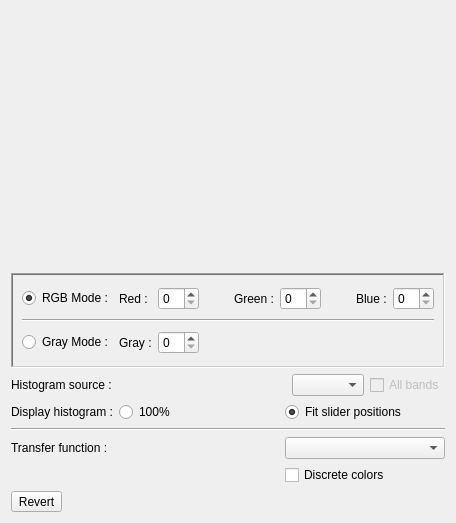
Above: Lib/Gui/HistogramRendererView.ui from vfdev-5/GeoImageViewer before the change. Below: the same form after it.
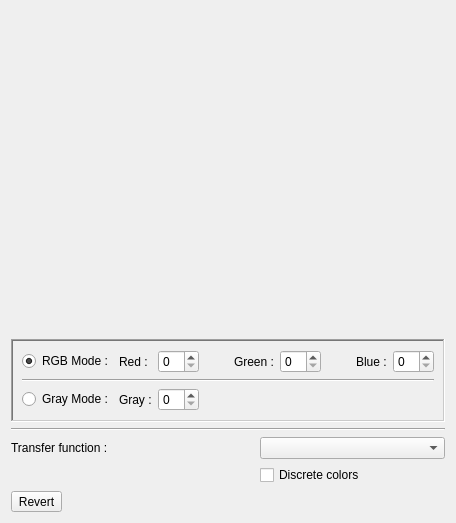
That is the form after the change. Custom widgets are drawn as their Qt base class.

Commit message: - Application window policy changed - Histogram renderer view work for gray-scale images

```diff
--- a/Lib/Gui/HistogramRendererView.ui
+++ b/Lib/Gui/HistogramRendererView.ui
@@ -10,45 +10,20 @@
     <height>523</height>
    </rect>
   </property>
+  <property name="sizePolicy">
+   <sizepolicy hsizetype="Preferred" vsizetype="Preferred">
+    <horstretch>0</horstretch>
+    <verstretch>0</verstretch>
+   </sizepolicy>
+  </property>
   <property name="windowTitle">
    <string>Image histogram</string>
   </property>
   <layout class="QGridLayout" name="gridLayout">
-   <item row="9" column="2">
-    <widget class="QComboBox" name="_transferFunction"/>
-   </item>
-   <item row="7" column="0">
-    <widget class="QLabel" name="label_3">
-     <property name="text">
-      <string>Display histogram :</string>
-     </property>
-    </widget>
-   </item>
-   <item row="8" column="0" colspan="3">
-    <widget class="Line" name="line">
-     <property name="orientation">
-      <enum>Qt::Horizontal</enum>
-     </property>
-    </widget>
-   </item>
-   <item row="7" column="1">
-    <widget class="QRadioButton" name="_isComplete">
-     <property name="text">
-      <string>100% </string>
-     </property>
-    </widget>
-   </item>
    <item row="7" column="2">
-    <widget class="QRadioButton" name="_isPartial">
-     <property name="text">
-      <string>Fit slider positions</string>
-     </property>
-     <property name="checked">
-      <bool>true</bool>
-     </property>
-    </widget>
+    <widget class="QComboBox" name="_transferFunction"/>
    </item>
-   <item row="9" column="0" colspan="2">
+   <item row="7" column="0" colspan="2">
     <widget class="QLabel" name="_transferFunctionLabel">
      <property name="text">
       <string>Transfer function : </string>
@@ -103,6 +78,12 @@
       </item>
       <item row="1" column="8">
        <widget class="QSpinBox" name="_blueChannel">
+        <property name="sizePolicy">
+         <sizepolicy hsizetype="Preferred" vsizetype="Fixed">
+          <horstretch>0</horstretch>
+          <verstretch>0</verstretch>
+         </sizepolicy>
+        </property>
         <property name="value">
          <number>0</number>
         </property>
@@ -110,6 +91,12 @@
       </item>
       <item row="1" column="5">
        <widget class="QSpinBox" name="_greenChannel">
+        <property name="sizePolicy">
+         <sizepolicy hsizetype="Preferred" vsizetype="Fixed">
+          <horstretch>0</horstretch>
+          <verstretch>0</verstretch>
+         </sizepolicy>
+        </property>
         <property name="value">
          <number>0</number>
         </property>
@@ -130,6 +117,12 @@
       </item>
       <item row="1" column="2">
        <widget class="QSpinBox" name="_redChannel">
+        <property name="sizePolicy">
+         <sizepolicy hsizetype="Preferred" vsizetype="Fixed">
+          <horstretch>0</horstretch>
+          <verstretch>0</verstretch>
+         </sizepolicy>
+        </property>
         <property name="value">
          <number>0</number>
         </property>
@@ -161,19 +154,45 @@
       </item>
       <item row="4" column="0">
        <widget class="QRadioButton" name="_isGrayMode">
+        <property name="sizePolicy">
+         <sizepolicy hsizetype="Preferred" vsizetype="Fixed">
+          <horstretch>0</horstretch>
+          <verstretch>0</verstretch>
+         </sizepolicy>
+        </property>
         <property name="text">
          <string>Gray Mode :</string>
         </property>
        </widget>
       </item>
       <item row="4" column="2">
-       <widget class="QSpinBox" name="_grayChannel"/>
+       <widget class="QSpinBox" name="_grayChannel">
+        <property name="sizePolicy">
+         <sizepolicy hsizetype="Preferred" vsizetype="Fixed">
+          <horstretch>0</horstretch>
+          <verstretch>0</verstretch>
+         </sizepolicy>
+        </property>
+       </widget>
       </item>
      </layout>
     </widget>
    </item>
-   <item row="10" column="2">
+   <item row="6" column="0" colspan="3">
+    <widget class="Line" name="line">
+     <property name="orientation">
+      <enum>Qt::Horizontal</enum>
+     </property>
+    </widget>
+   </item>
+   <item row="8" column="2">
     <widget class="QCheckBox" name="_discreteColors">
+     <property name="sizePolicy">
+      <sizepolicy hsizetype="Preferred" vsizetype="Fixed">
+       <horstretch>0</horstretch>
+       <verstretch>0</verstretch>
+      </sizepolicy>
+     </property>
      <property name="text">
       <string>Discrete colors</string>
      </property>
@@ -186,45 +205,14 @@
      </property>
     </widget>
    </item>
-   <item row="3" column="0" colspan="3">
-    <layout class="QHBoxLayout" name="horizontalLayout">
-     <item>
-      <widget class="QLabel" name="label_2">
-       <property name="text">
-        <string>Histogram source :</string>
-       </property>
-      </widget>
-     </item>
-     <item>
-      <spacer name="horizontalSpacer">
-       <property name="orientation">
-        <enum>Qt::Horizontal</enum>
-       </property>
-       <property name="sizeHint" stdset="0">
-        <size>
-         <width>40</width>
-         <height>20</height>
-        </size>
-       </property>
-      </spacer>
-     </item>
-     <item>
-      <widget class="QComboBox" name="_histList"/>
-     </item>
-     <item>
-      <widget class="QCheckBox" name="_isAllBands">
-       <property name="enabled">
-        <bool>false</bool>
-       </property>
-       <property name="text">
-        <string>All bands</string>
-       </property>
-      </widget>
-     </item>
-    </layout>
-   </item>
    <item row="0" column="0" colspan="3">
     <widget class="Gui::ColorManipulationView" name="_histogramView" native="true">
+     <property name="sizePolicy">
+      <sizepolicy hsizetype="Preferred" vsizetype="MinimumExpanding">
+       <horstretch>0</horstretch>
+       <verstretch>0</verstretch>
+      </sizepolicy>
+     </property>
      <property name="minimumSize">
       <size>
        <width>256</width>
```
Left out of the diff: 2 changed lines with no effect on the pictures. The commit also changes 18 other files.
